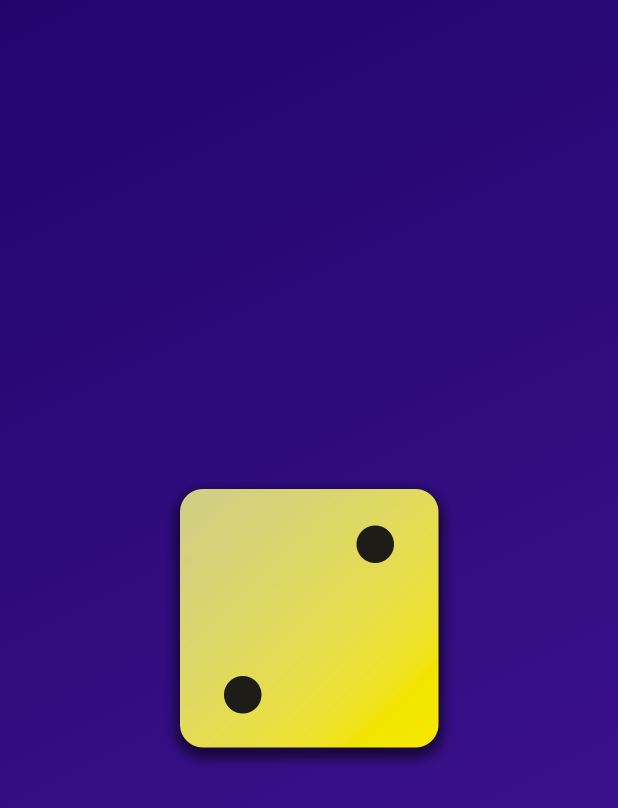
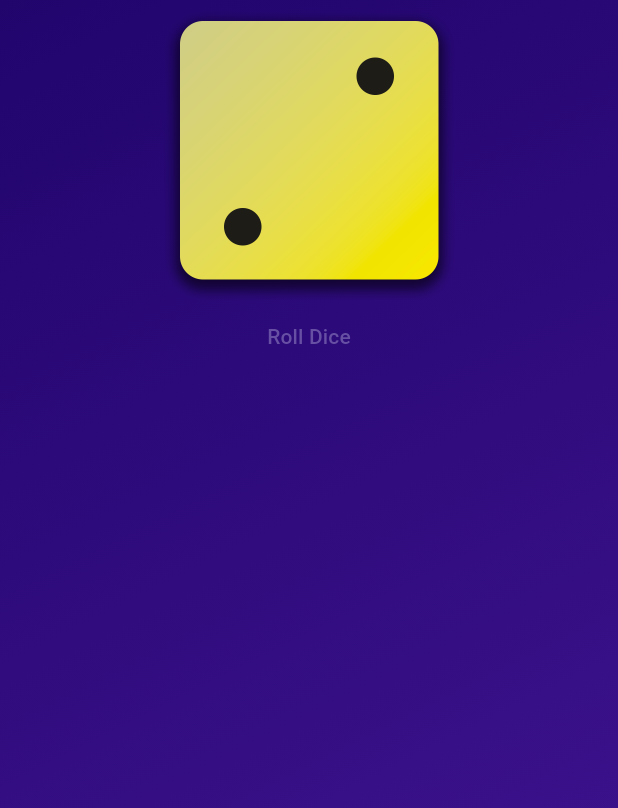
Before and after one commit to Isco170/Flutter_projects, a Flutter app: the screen it shows after launch, on a phone screen of 412 x 824 dp. Shown: the top 808 px of the screen. Run offline on Flutter 3.47's test engine with Material 3 defaults, Android fonts, the phone set to English and light mode, and no system bars.

Commit message:
Adding Buttons & Using Functions as values

```diff
--- a/first_app/lib/gradient_container.dart
+++ b/first_app/lib/gradient_container.dart
@@ -8,6 +8,8 @@ class GradientContainer extends StatelessWidget {
 
   final Color color1;
   final Color color2;
+
+  void rollDice() {}
 
   @override
   Widget build(context) {
@@ -20,7 +22,15 @@ class GradientContainer extends StatelessWidget {
         ),
       ),
       child: Center(
-        child: Image.asset('assets/imagens/dice-2.png', width: 200,),
+        child: Column(
+          children: [
+            Image.asset(
+              'assets/imagens/dice-2.png',
+              width: 200,
+            ),
+            TextButton(onPressed: rollDice, child: const Text('Roll Dice'))
+          ],
+        ),
       ),
     );
   }
```
